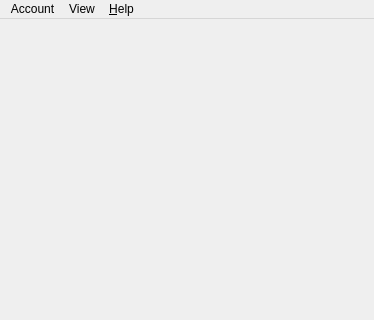
dougma/lastfm-desktop, file app/client/widgets/MainWindow.ui: the form before one commit; both pictures show x 0 to 374 and y 0 to 320 of the 374 by 551 pixel window.
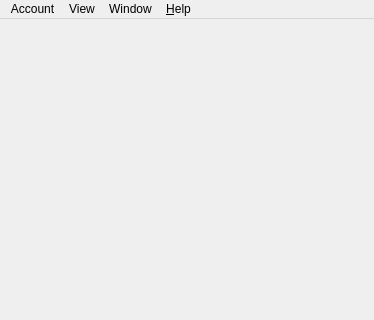
The form after the commit. Icons and pictures are not drawn.

Commit message: Revert Mac Window menu that was removed in error

Patch:
```diff
--- a/app/client/widgets/MainWindow.ui
+++ b/app/client/widgets/MainWindow.ui
@@ -51,8 +51,20 @@
     <addaction name="separator" />
     <addaction name="settings" />
    </widget>
+   <widget class="QMenu" name="windowMenu" >
+    <property name="title" >
+     <string>Window</string>
+    </property>
+    <addaction name="minimise" />
+    <addaction name="zoom" />
+    <addaction name="separator" />
+    <addaction name="showMainWindow" />
+    <addaction name="separator" />
+    <addaction name="bringAllToFront" />
+   </widget>
    <addaction name="account" />
    <addaction name="view" />
+   <addaction name="windowMenu" />
    <addaction name="help" />
   </widget>
   <action name="settings" >
```
Left out of the diff: 3 changed lines with no effect on the pictures.
